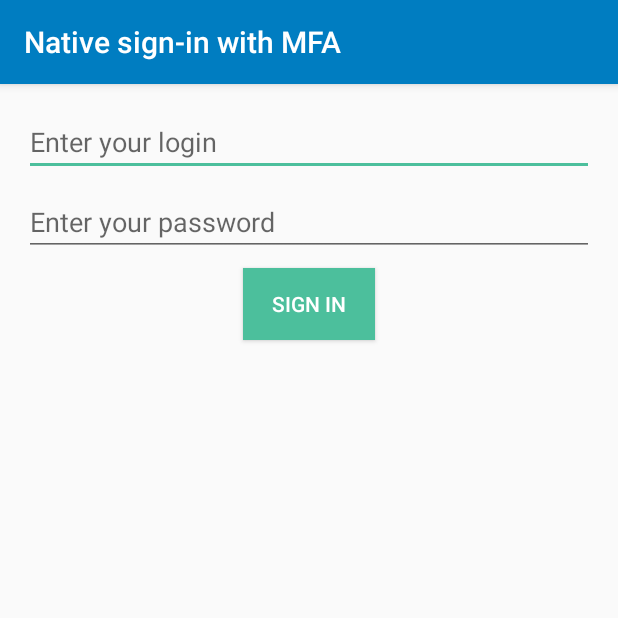
After one commit to okta/samples-android, an Android app: the NativeSignInWithMFAActivity screen opened directly, with no data from a screen before it, on a phone screen of 412 x 824 dp, the top half of it. The commit adds this screen. Run offline under Robolectric (Android 15) with nearby library versions, the phone set to English and light mode, and no system bars; libraries missing offline, so code that uses them is left out: com.okta.authn, com.okta.sdk; 1 statement that could not run was skipped.

Commit message:
Added sign in with mfa

```diff
--- a/custom-sign-in/app/src/main/AndroidManifest.xml
+++ b/custom-sign-in/app/src/main/AndroidManifest.xml
@@ -35,6 +35,8 @@
             android:label="@string/security_question"/>
         <activity android:name=".PasswordResetActivity"
             android:label="@string/password_reset"/>
+        <activity android:name=".NativeSignInWithMFAActivity"
+            android:label="@string/native_sign_in_mfa_btn"/>
     </application>
 
 </manifest>
--- /dev/null
+++ b/custom-sign-in/app/src/main/java/com/okta/android/samples/custom_sign_in/NativeSignInWithMFAActivity.java
@@ -0,0 +1,345 @@
+package com.okta.android.samples.custom_sign_in;
+
+import android.app.AlertDialog;
+import android.os.Bundle;
+import android.support.annotation.MainThread;
+import android.support.v7.app.AppCompatActivity;
+import android.text.TextUtils;
+import android.util.Log;
+import android.view.LayoutInflater;
+import android.view.View;
+import android.widget.ArrayAdapter;
+import android.widget.Button;
+import android.widget.EditText;
+import android.widget.TextView;
+import android.widget.Toast;
+
+import com.okta.android.samples.custom_sign_in.util.KeyboardUtil;
+import com.okta.android.samples.custom_sign_in.util.OktaProgressDialog;
+import com.okta.authn.sdk.AuthenticationStateHandlerAdapter;
+import com.okta.authn.sdk.client.AuthenticationClient;
+import com.okta.authn.sdk.client.AuthenticationClients;
+import com.okta.authn.sdk.resource.AuthenticationResponse;
+import com.okta.authn.sdk.resource.Factor;
+import com.okta.authn.sdk.resource.VerifyFactorRequest;
+import com.okta.authn.sdk.resource.VerifyPassCodeFactorRequest;
+import com.okta.sdk.resource.user.factor.FactorProfile;
+import com.okta.sdk.resource.user.factor.FactorStatus;
+import com.okta.sdk.resource.user.factor.FactorType;
+import com.okta.sdk.resource.user.factor.SmsFactorProfile;
+
+import org.w3c.dom.Text;
+
+import java.util.List;
+import java.util.concurrent.ExecutorService;
+import java.util.concurrent.Executors;
+
+public class NativeSignInWithMFAActivity extends AppCompatActivity {
+    private String TAG = "NativeSignInWithMFA";
+    private ExecutorService executor = Executors.newSingleThreadExecutor();
+
+    AuthenticationClient authenticationClient = null;
+
+    private EditText loginEditText;
+    private EditText passwordEditText;
+    private Button signInBtn;
+
+    OktaProgressDialog oktaProgressDialog = null;
+
+    @Override
+    protected void onCreate(Bundle savedInstanceState) {
+        super.onCreate(savedInstanceState);
+        setContentView(R.layout.activity_sign_in_with_mfa);
+
+        oktaProgressDialog = new OktaProgressDialog(this);
+
+        loginEditText = findViewById(R.id.login_edittext);
+        passwordEditText = findViewById(R.id.password_edittext);
+        signInBtn = findViewById(R.id.sign_in_btn);
+        signInBtn.setOnClickListener(v -> {
+            signIn();
+        });
+
+        init();
+    }
+
+    private void init() {
+        authenticationClient = AuthenticationClients.builder()
+                .setOrgUrl(BuildConfig.BASE_URL)
+                .build();
+    }
+
+    private void signIn() {
+        String login = "imartsekha@lohika.com";//loginEditText.getText().toString();
+        String password = "Mayonez1989__";//passwordEditText.getText().toString();
+        if (TextUtils.isEmpty(login)) {
+            loginEditText.setError(getString(R.string.empty_field_error));
+            return;
+        } else if(TextUtils.isEmpty(password)) {
+            passwordEditText.setError(getString(R.string.empty_field_error));
+            return;
+        }
+
+
+        KeyboardUtil.hideSoftKeyboard(this);
+        oktaProgressDialog.show();
+        executor.submit(() -> {
+            try {
+                authenticationClient.authenticate(login, password.toCharArray(), null, new AuthenticationStateHandlerAdapter() {
+                    @Override
+                    public void handleUnknown(AuthenticationResponse authenticationResponse) {
+                        runOnUiThread(() -> {
+                            oktaProgressDialog.hide();
+                            showMessage(authenticationResponse.toString());
+                        });
+                    }
+
+                    @Override
+                    public void handleSuccess(AuthenticationResponse successResponse) {
+                        runOnUiThread(() -> {
+                            showMessage(successResponse.toString());
+                            oktaProgressDialog.hide();
+                        });
+                        finish();
+                    }
+
+                    @Override
+                    public void handleMfaRequired(AuthenticationResponse mfaRequiredResponse) {
+                        runOnUiThread(() -> {
+                            oktaProgressDialog.hide();
+                            showDialogWithPromptFactors(mfaRequiredResponse.getStateToken(), mfaRequiredResponse.getFactors());
+                        });
+                    }
+
+                    @Override
+                    public void handleMfaEnroll(AuthenticationResponse mfaEnroll) {
+                        List<Factor> factors = mfaEnroll.getFactors();
+                        if(factors == null || factors.isEmpty())
+                            throw new IllegalArgumentException("Missed factors or empty");
+
+                        enrollFactor(mfaEnroll.getStateToken(),factors);
+                    }
+
+                    @Override
+                    public void handleMfaEnrollActivate(AuthenticationResponse mfaEnrollActivate) {
+                        super.handleMfaEnrollActivate(mfaEnrollActivate);
+                    }
+
+                    @Override
+                    public void handleMfaChallenge(AuthenticationResponse mfaChallengeResponse) {
+                        super.handleMfaChallenge(mfaChallengeResponse);
+                    }
+                });
+            } catch (Exception e) {
+                runOnUiThread(() -> {
+                    oktaProgressDialog.hide();
+                    showMessage(e.getMessage());
+                });
+                e.printStackTrace();
+            }
+        });
+    }
+
+    private void challangeFactor(String factorId, String stateToken) {
+        KeyboardUtil.hideSoftKeyboard(this);
+        oktaProgressDialog.show();
+        executor.submit(() -> {
+            try {
+                authenticationClient.challengeFactor(factorId, stateToken, new AuthenticationStateHandlerAdapter() {
+                    @Override
+                    public void handleUnknown(AuthenticationResponse authenticationResponse) {
+                        runOnUiThread(() -> {
+                            oktaProgressDialog.hide();
+                            showMessage(authenticationResponse.toString());
+                        });
+                    }
+                });
+            } catch (Exception e) {
+                runOnUiThread(() -> {
+                    oktaProgressDialog.hide();
+                    showMessage(e.getMessage());
+                });
+                e.printStackTrace();
+            }
+        });
+    }
+
+    private void verifyFactor(String factorId, VerifyFactorRequest request) {
+        KeyboardUtil.hideSoftKeyboard(this);
+        oktaProgressDialog.show();
+        executor.submit(() -> {
+            try {
+                authenticationClient.verifyFactor(factorId, request, new AuthenticationStateHandlerAdapter() {
+                    @Override
+                    public void handleUnknown(AuthenticationResponse authenticationResponse) {
+                        runOnUiThread(() -> {
+                            oktaProgressDialog.hide();
+                            showMessage(authenticationResponse.toString());
+                        });
+                    }
+
+                    @Override
+                    public void handleMfaChallenge(AuthenticationResponse mfaChallengeResponse) {
+                        challangeFactor(factorId, mfaChallengeResponse.getStateToken());
+                    }
+                });
+            } catch (Exception e) {
+                runOnUiThread(() -> {
+                    oktaProgressDialog.hide();
+                    showMessage(e.getMessage());
+                });
+                e.printStackTrace();
+            }
+        });
+    }
+
+    @MainThread
+    private void showDialogWithPromptFactors(String stateToken, List<Factor> factors) {
+        AlertDialog.Builder alertBuilder = new AlertDialog.Builder(this);
+        alertBuilder.setTitle(getString(R.string.select_mfa));
+
+        final ArrayAdapter<String> arrayAdapter = new ArrayAdapter<>(this, android.R.layout.select_dialog_item);
+        for(Factor factor : factors) {
+            arrayAdapter.add(factor.getType().toString().toUpperCase());
+        }
+
+        alertBuilder.setNegativeButton(getString(R.string.cancel), (dialog, which) -> dialog.dismiss());
+
+        alertBuilder.setAdapter(arrayAdapter, (dialog, which) -> {
+            String factorType = arrayAdapter.getItem(which);
+            Factor selectedFactor = null;
+            for(Factor factor:factors) {
+                if(factor.getType().toString().equalsIgnoreCase(factorType)) {
+                    selectedFactor = factor;
+                    break;
+                }
+            }
+            dialog.dismiss();
+            showFactor(stateToken, selectedFactor);
+        });
+        alertBuilder.show();
+
+    }
+
+    @MainThread
+    private void showDialogEnterCodeFromSMS(String factorId, String stateToken, String phoneNumber) {
+        AlertDialog.Builder dialogBuilder = new AlertDialog.Builder(this);
+        LayoutInflater inflater = this.getLayoutInflater();
+        View dialogView = inflater.inflate(R.layout.alert_dialog_enter_sms_code, null);
+        dialogBuilder.setView(dialogView);
+
+        TextView titleTextView = dialogView.findViewById(R.id.title_textview);
+        titleTextView.setText(String.format(getString(R.string.sms_mfa_title), phoneNumber));
+        EditText codeEditText = dialogView.findViewById(R.id.code_edittext);
+
+        Button resendBtn = dialogView.findViewById(R.id.resend_btn);
+        resendBtn.setOnClickListener((v) -> {
+            VerifyFactorRequest smsVerifyRequest = authenticationClient.instantiate(VerifyPassCodeFactorRequest.class)
+                    .setStateToken(stateToken);
+
+            verifyFactor(factorId, smsVerifyRequest);
+        });
+        Button verifyBtn = dialogView.findViewById(R.id.verify_btn);
+        verifyBtn.setOnClickListener((v) -> {
+            String code = codeEditText.getText().toString();
+            if(TextUtils.isEmpty(code)) {
+                codeEditText.setError(getString(R.string.empty_field_error));
+            } else {
+                codeEditText.setError(null);
+            }
+            VerifyFactorRequest smsVerifyRequest = authenticationClient.instantiate(VerifyPassCodeFactorRequest.class)
+                    .setPassCode(code)
+                    .setStateToken(stateToken);
+
+            verifyFactor(factorId, smsVerifyRequest);
+        });
+
+        AlertDialog alertDialog = dialogBuilder.create();
+        alertDialog.show();
+    }
+
+    private void showFactor(String stateToken, Factor factor) {
+        switch (factor.getType()) {
+            case SMS:
+                String factorId = factor.getId();
+                String phoneNumber = (String) factor.getProfile().get("phoneNumber");
+                showDialogEnterCodeFromSMS(factor.getId(), stateToken, phoneNumber);
+
+                VerifyFactorRequest smsVerifyRequest = authenticationClient.instantiate(VerifyPassCodeFactorRequest.class)
+                        .setRememberDevice(true)
+                        .setStateToken(stateToken);
+                verifyFactor(factorId, smsVerifyRequest);
+            break;
+            case QUESTION: {
+//                String factorId = factor.getId();
+                String questionText = (String) factor.getProfile().get("questionText");
+                String question = (String) factor.getProfile().get("question");
+
+//                VerifyFactorRequest request = authenticationClient.instantiate(RecoveryQuestionAnswerRequest.class).setStateToken(stateToken).setAnswer("");
+
+//                authenticationClient.verifyFactor(factorId)
+
+//                startActivity(RecoveryQuestionActivity.createIntent(this, questionText,stateToken));
+            }
+            break;
+        }
+    }
+
+    private void enrollFactor(String stateToken, List<Factor> factors) {
+        Factor firstFactor = factors.get(0);
+        FactorProfile factorProfile = null;
+        try {
+            if(firstFactor.getType() == FactorType.SMS) {
+
+                if(FactorStatus.NOT_SETUP.toString().equalsIgnoreCase(firstFactor.getStatus())) {
+                    throw new IllegalArgumentException(FactorType.SMS + " MFA not setup");
+                } else {
+                    String phoneNumber = (String) firstFactor.getProfile().get("phoneNumber");
+                    if(phoneNumber == null) {
+                        throw new IllegalArgumentException("Missed phoneNumber in profile");
+                    }
+                    factorProfile = authenticationClient.instantiate(SmsFactorProfile.class).setPhoneNumber(phoneNumber);
+                }
+            }
+
+            AuthenticationResponse response = authenticationClient.enrollFactor(firstFactor.getType(), firstFactor.getProvider(), factorProfile, stateToken, new AuthenticationStateHandlerAdapter() {
+                @Override
+                public void handleUnknown(AuthenticationResponse authenticationResponse) {
+
+                }
+
+                @Override
+                public void handleSuccess(AuthenticationResponse successResponse) {
+                    super.handleSuccess(successResponse);
+                }
+
+                @Override
+                public void handleMfaRequired(AuthenticationResponse mfaRequiredResponse) {
+                    super.handleMfaRequired(mfaRequiredResponse);
+                }
+
+                @Override
+                public void handleMfaEnroll(AuthenticationResponse mfaEnroll) {
+                    super.handleMfaEnroll(mfaEnroll);
+                }
+
+                @Override
+                public void handleMfaEnrollActivate(AuthenticationResponse mfaEnrollActivate) {
+                    super.handleMfaEnrollActivate(mfaEnrollActivate);
+                }
+
+                @Override
+                public void handleMfaChallenge(AuthenticationResponse mfaChallengeResponse) {
+                    super.handleMfaChallenge(mfaChallengeResponse);
+                }
+            });
+            Log.d(TAG, response.toString());
+        } catch (Exception e) {
+            e.printStackTrace();
+        }
+    }
+
+    private void showMessage(String message) {
+        Toast.makeText(this, message,Toast.LENGTH_LONG).show();
+    }
+}
--- a/custom-sign-in/app/src/main/java/com/okta/android/samples/custom_sign_in/StartActivity.java
+++ b/custom-sign-in/app/src/main/java/com/okta/android/samples/custom_sign_in/StartActivity.java
@@ -17,5 +17,8 @@ public class StartActivity extends AppCompatActivity {
 
         ((Button)findViewById(R.id.password_reset)).setOnClickListener(v ->
                 startActivity(new Intent(StartActivity.this, PasswordRecoverActivity.class)));
+
+        ((Button)findViewById(R.id.native_sing_in_mfa)).setOnClickListener(v ->
+                startActivity(new Intent(StartActivity.this, NativeSignInWithMFAActivity.class)));
     }
 }
--- /dev/null
+++ b/custom-sign-in/app/src/main/res/layout/activity_sign_in_with_mfa.xml
@@ -0,0 +1,50 @@
+<?xml version="1.0" encoding="utf-8"?>
+<android.support.constraint.ConstraintLayout
+    xmlns:android="http://schemas.android.com/apk/res/android"
+    xmlns:app="http://schemas.android.com/apk/res-auto"
+    xmlns:tools="http://schemas.android.com/tools"
+    android:layout_width="match_parent"
+    android:layout_height="match_parent">
+
+
+    <EditText
+        android:id="@+id/login_edittext"
+        android:layout_width="0dp"
+        android:layout_height="wrap_content"
+        android:layout_marginStart="16dp"
+        android:layout_marginTop="16dp"
+        android:layout_marginEnd="16dp"
+        android:ems="10"
+        android:hint="@string/password_reset_login_hint"
+        android:inputType="textPersonName"
+        app:layout_constraintEnd_toEndOf="parent"
+        app:layout_constraintStart_toStartOf="parent"
+        app:layout_constraintTop_toTopOf="parent" />
+
+    <EditText
+        android:id="@+id/password_edittext"
+        android:layout_width="0dp"
+        android:layout_height="wrap_content"
+        android:layout_marginStart="16dp"
+        android:layout_marginTop="8dp"
+        android:layout_marginEnd="16dp"
+        android:ems="10"
+        android:hint="@string/password_reset_password_hint"
+        android:inputType="textPassword"
+        app:layout_constraintEnd_toEndOf="parent"
+        app:layout_constraintStart_toStartOf="parent"
+        app:layout_constraintTop_toBottomOf="@+id/login_edittext" />
+
+    <Button
+        android:id="@+id/sign_in_btn"
+        style="@style/OktaButton"
+        android:layout_width="wrap_content"
+        android:layout_height="wrap_content"
+        android:layout_marginStart="16dp"
+        android:layout_marginTop="8dp"
+        android:layout_marginEnd="16dp"
+        android:text="@string/sign_in"
+        app:layout_constraintEnd_toEndOf="parent"
+        app:layout_constraintStart_toStartOf="parent"
+        app:layout_constraintTop_toBottomOf="@+id/password_edittext" />
+</android.support.constraint.ConstraintLayout>
--- a/custom-sign-in/app/src/main/res/layout/activity_start.xml
+++ b/custom-sign-in/app/src/main/res/layout/activity_start.xml
@@ -50,7 +50,6 @@
         android:layout_marginStart="8dp"
         android:layout_marginTop="8dp"
         android:layout_marginEnd="8dp"
-        android:enabled="false"
         android:text="@string/native_sign_in_mfa_btn"
         app:layout_constraintEnd_toEndOf="parent"
         app:layout_constraintStart_toStartOf="parent"
--- a/custom-sign-in/app/src/main/res/values/strings.xml
+++ b/custom-sign-in/app/src/main/res/values/strings.xml
@@ -6,6 +6,7 @@
     <string name="security_question">Security Question</string>
     <string name="native_sign_in_mfa_btn">Native sign-in with MFA</string>
     <string name="password_reset_login_hint">Enter your login</string>
+    <string name="password_reset_password_hint">Enter your password</string>
     <string name="password_reset_new_hint">New password</string>
     <string name="password_reset_repeat_hint">Repeat password</string>
     <string name="empty_field_error">Field must not be empty</string>
@@ -16,7 +17,6 @@
     <string name="progress_dialog_message">Please wait! This may take a moment.</string>
     <string name="yes">Yes</string>
     <string name="no">No</string>
-    <string name="password_reset_password_hint">Enter your password</string>
     <string name="sign_in">Sign In</string>
     <string name="init_error">Error during init</string>
     <string name="not_authorized">You aren\'t authorized</string>
@@ -36,8 +36,10 @@
     <string name="user_name_title">Username:</string>
     <string name="clear_data">Clear data</string>
     <string name="logout_btn">Logout</string>
-
-
-
-
+    <string name="cancel">Cancel</string>
+    <string name="select_mfa">Select MFA</string>
+    <string name="sms_mfa_title">You should receive code via SMS on %s</string>
+    <string name="sms_mfa_enter_code_hint">Enter code</string>
+    <string name="resend">Resend</string>
+    <string name="verify">Verify</string>
 </resources>
```
Also changed, not shown: custom-sign-in/app/src/main/res/layout/alert_dialog_enter_sms_code.xml (added, +66 -0 lines).
